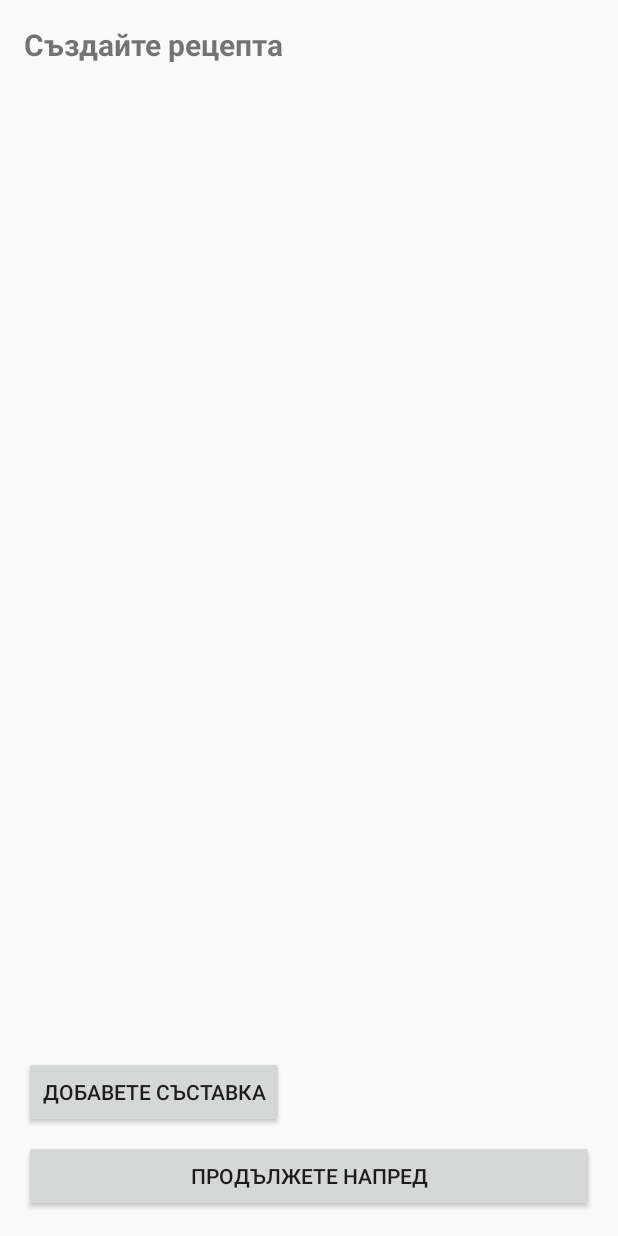
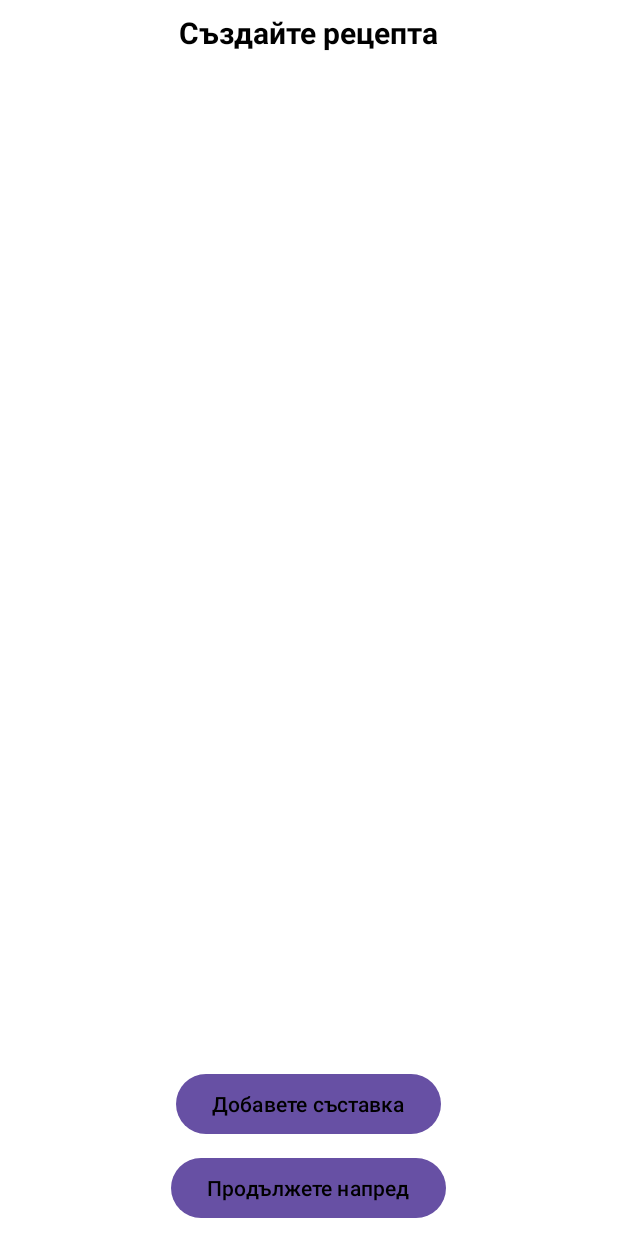
Before and after one commit to ItzNikDi/RecipefyAI, an Android app: the RecipeCreationActivity screen opened directly, with no data from a screen before it, on a phone screen of 412 x 824 dp. Run offline under Robolectric (Android 15) with nearby library versions, the phone set to English and light mode, and no system bars.

Commit message:
functional removal, improved design

```diff
--- a/app/src/main/java/com/nikdi/recipefyai/utils/IngredientAdapter.kt
+++ b/app/src/main/java/com/nikdi/recipefyai/utils/IngredientAdapter.kt
@@ -3,15 +3,19 @@ package com.nikdi.recipefyai.utils
 import android.view.LayoutInflater
 import android.view.View
 import android.view.ViewGroup
+import android.widget.Button
 import android.widget.TextView
 import androidx.recyclerview.widget.RecyclerView
 import com.nikdi.recipefyai.R
 
-class IngredientAdapter(private val ingredientList: List<String>) :
-    RecyclerView.Adapter<IngredientAdapter.IngredientViewHolder>() {
+class IngredientAdapter(
+    private val ingredients: MutableList<String>,
+    private val onRemoveClick: (String) -> Unit
+) : RecyclerView.Adapter<IngredientAdapter.IngredientViewHolder>() {
 
-    class IngredientViewHolder(itemView: View) : RecyclerView.ViewHolder(itemView) {
-        val ingredientText: TextView = itemView.findViewById(R.id.ingredientText)
+    inner class IngredientViewHolder(itemView: View) : RecyclerView.ViewHolder(itemView) {
+        val tvIngredient: TextView = itemView.findViewById(R.id.ingredientText)
+        val btnRemove: Button = itemView.findViewById(R.id.btnRemove)
     }
 
     override fun onCreateViewHolder(parent: ViewGroup, viewType: Int): IngredientViewHolder {
@@ -21,8 +25,13 @@ class IngredientAdapter(private val ingredientList: List<String>) :
     }
 
     override fun onBindViewHolder(holder: IngredientViewHolder, position: Int) {
-        holder.ingredientText.text = ingredientList[position]
+        val ingredient = ingredients[position]
+        holder.tvIngredient.text = ingredient
+
+        holder.btnRemove.setOnClickListener {
+            onRemoveClick(ingredient) // Call the remove function
+        }
     }
 
-    override fun getItemCount(): Int = ingredientList.size
+    override fun getItemCount(): Int = ingredients.size
 }
--- a/app/src/main/res/layout/activity_recipe_creation.xml
+++ b/app/src/main/res/layout/activity_recipe_creation.xml
@@ -1,19 +1,26 @@
 <?xml version="1.0" encoding="utf-8"?>
-<LinearLayout
-    xmlns:android="http://schemas.android.com/apk/res/android"
+<FrameLayout xmlns:android="http://schemas.android.com/apk/res/android"
     android:layout_width="match_parent"
     android:layout_height="match_parent"
     android:orientation="vertical"
-    android:padding="16dp">
+    android:fitsSystemWindows="true"
+    android:layout_gravity="center"
+    android:background="@color/background">
+    <LinearLayout
+        android:layout_width="match_parent"
+        android:layout_height="match_parent"
+        android:orientation="vertical">
 
         <!-- Title -->
         <TextView
             android:layout_width="wrap_content"
             android:layout_height="wrap_content"
             android:text="Създайте рецепта"
+            android:layout_gravity="center"
+            android:layout_marginTop="8dp"
             android:textSize="20sp"
             android:textStyle="bold"
-        android:paddingBottom="8dp"/>
+            android:textColor="@color/textColor"/>
 
         <!-- Ingredient Listing -->
         <androidx.recyclerview.widget.RecyclerView
@@ -21,21 +28,55 @@
             android:layout_width="match_parent"
             android:layout_height="0dp"
             android:layout_weight="1"
-        android:scrollbars="vertical"/>
+            android:scrollbars="vertical"
+            android:layout_marginTop="8dp"
+            android:textColor="@color/textColor"
+            android:layout_marginHorizontal="12dp"/>
 
         <!-- Add Ingredient Button -->
         <Button
             android:id="@+id/addIngredientButton"
             android:layout_width="wrap_content"
             android:layout_height="wrap_content"
-        android:text="Добавете съставка"/>
+            android:text="Добавете съставка"
+            android:layout_marginTop="8dp"
+            android:layout_gravity="center"
+            android:textColor="@color/textColor"/>
 
         <!-- Confirm Recipe Button -->
         <Button
             android:id="@+id/confirmRecipeButton"
-        android:layout_width="match_parent"
+            android:layout_width="wrap_content"
             android:layout_height="wrap_content"
             android:text="Продължете напред"
-        android:layout_marginTop="8dp"/>
+            android:layout_marginTop="8dp"
+            android:layout_marginBottom="8dp"
+            android:layout_gravity="center"
+            android:textColor="@color/textColor"/>
 
     </LinearLayout>
+
+    <LinearLayout
+        android:id="@+id/loadingOverlay"
+        android:layout_width="match_parent"
+        android:layout_height="match_parent"
+        android:background="#80000000"
+        android:gravity="center"
+        android:orientation="vertical"
+        android:visibility="gone">
+
+        <ProgressBar
+            android:layout_width="wrap_content"
+            android:layout_height="wrap_content"
+            style="?android:attr/progressBarStyle" />
+
+        <TextView
+            android:id="@+id/loadingText"
+            android:layout_width="wrap_content"
+            android:layout_height="wrap_content"
+            android:text="Моля, изчакайте..."
+            android:textSize="16sp"
+            android:textColor="@color/textColor"
+            android:paddingTop="8dp"/>
+    </LinearLayout>
+</FrameLayout>
--- /dev/null
+++ b/app/src/main/res/values-night/colors.xml
@@ -0,0 +1,6 @@
+<?xml version="1.0" encoding="utf-8"?>
+<resources>
+    <color name="background">#121212</color>
+    <color name="textColor">#FFFFFF</color>
+    <color name="buttonColor">#BB86FC</color>
+</resources>
--- a/app/src/main/res/values-night/themes.xml
+++ b/app/src/main/res/values-night/themes.xml
@@ -1,16 +1,7 @@
 <resources xmlns:tools="http://schemas.android.com/tools">
     <!-- Base application theme. -->
-    <style name="Theme.RecipefyAI" parent="Theme.MaterialComponents.DayNight.DarkActionBar">
-        <!-- Primary brand color. -->
-        <item name="colorPrimary">@color/purple_200</item>
-        <item name="colorPrimaryVariant">@color/purple_700</item>
-        <item name="colorOnPrimary">@color/black</item>
-        <!-- Secondary brand color. -->
-        <item name="colorSecondary">@color/teal_200</item>
-        <item name="colorSecondaryVariant">@color/teal_200</item>
-        <item name="colorOnSecondary">@color/black</item>
-        <!-- Status bar color. -->
-        <item name="android:statusBarColor">?attr/colorPrimaryVariant</item>
+    <style name="Theme.RecipefyAI.NoActionBar.Dark" parent="Theme.Material3.Dark.NoActionBar">
+        <item name="android:windowFullscreen">false</item>
         <!-- Customize your theme here. -->
     </style>
 </resources>
--- a/app/src/main/res/values/colors.xml
+++ b/app/src/main/res/values/colors.xml
@@ -1,10 +1,6 @@
 <?xml version="1.0" encoding="utf-8"?>
 <resources>
-    <color name="purple_200">#FFBB86FC</color>
-    <color name="purple_500">#FF6200EE</color>
-    <color name="purple_700">#FF3700B3</color>
-    <color name="teal_200">#FF03DAC5</color>
-    <color name="teal_700">#FF018786</color>
-    <color name="black">#FF000000</color>
-    <color name="white">#FFFFFFFF</color>
+    <color name="background">#FFFFFF</color>
+    <color name="textColor">#000000</color>
+    <color name="buttonColor">#6200EE</color>
 </resources>
--- a/app/src/main/res/values/themes.xml
+++ b/app/src/main/res/values/themes.xml
@@ -1,16 +1,7 @@
 <resources xmlns:tools="http://schemas.android.com/tools">
     <!-- Base application theme. -->
-    <style name="Theme.RecipefyAI" parent="Theme.MaterialComponents.DayNight.DarkActionBar">
-        <!-- Primary brand color. -->
-        <item name="colorPrimary">@color/purple_500</item>
-        <item name="colorPrimaryVariant">@color/purple_700</item>
-        <item name="colorOnPrimary">@color/white</item>
-        <!-- Secondary brand color. -->
-        <item name="colorSecondary">@color/teal_200</item>
-        <item name="colorSecondaryVariant">@color/teal_700</item>
-        <item name="colorOnSecondary">@color/black</item>
-        <!-- Status bar color. -->
-        <item name="android:statusBarColor">?attr/colorPrimaryVariant</item>
+    <style name="Theme.RecipefyAI.NoActionBar" parent="Theme.Material3.Light.NoActionBar">
+        <item name="android:windowFullscreen">false</item>
         <!-- Customize your theme here. -->
     </style>
 </resources>
```
Also changed, not shown: app/src/main/AndroidManifest.xml (+5 -4 lines), app/src/main/java/com/nikdi/recipefyai/airel/YOLODetector.kt (+5 -9 lines), app/src/main/java/com/nikdi/recipefyai/recipes/RecipeCreationActivity.kt (+21 -4 lines), app/src/main/res/layout/activity_recipe_management.xml (+6 -3 lines), app/src/main/res/layout/dialog_choose_method.xml (+8 -4 lines), app/src/main/res/layout/item_ingredient.xml (+22 -7 lines). Lines whose indentation alone changed are shown as unchanged.
